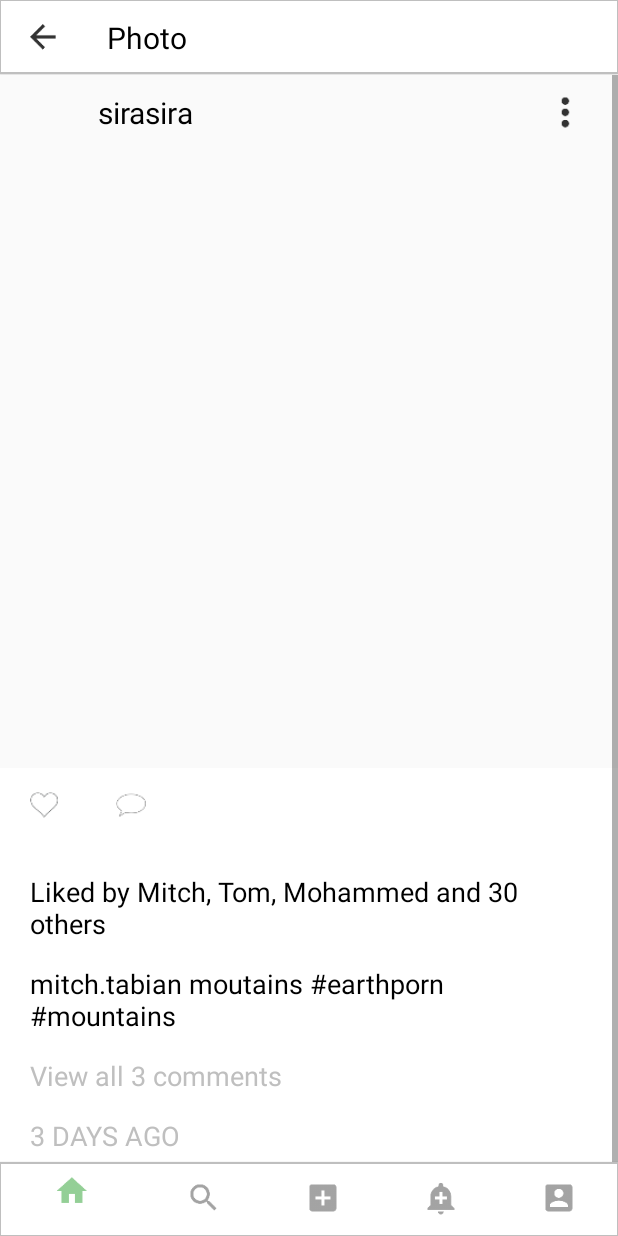
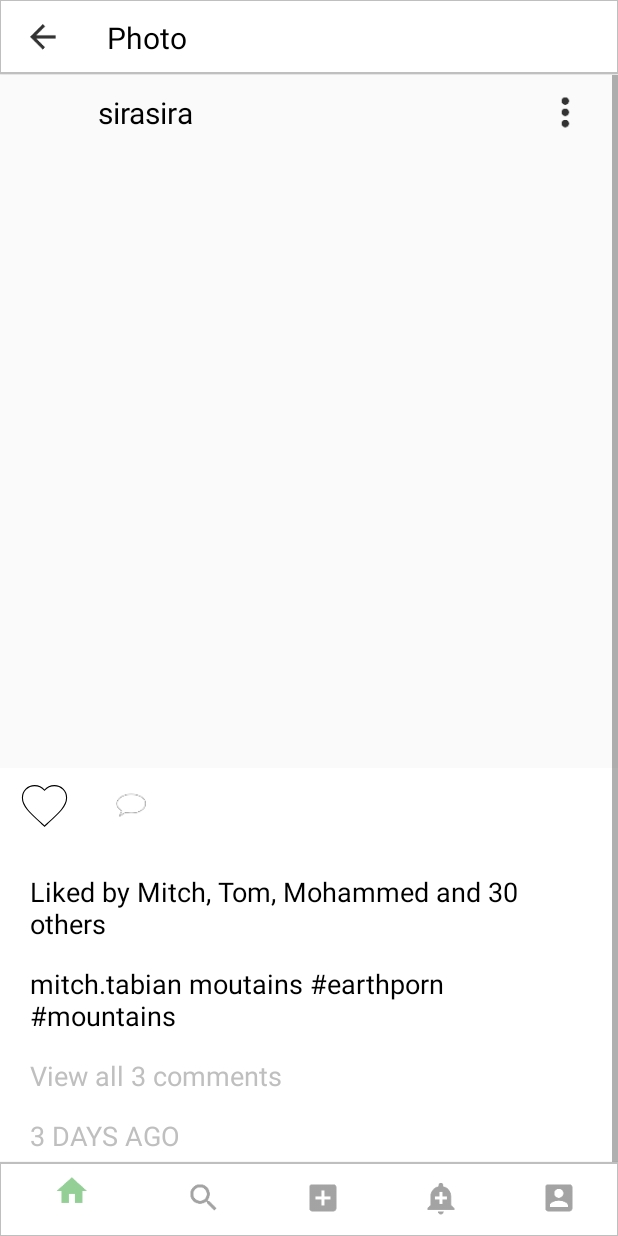
Before and after one commit to bobsira/SAWA, an Android app: the fragment ViewPostFragment placed in its activity, on a phone screen of 412 x 824 dp. Run offline under Robolectric (Android 15) with nearby library versions, the phone set to English and light mode, and no system bars; our stand-ins replace CircleImageView, Firebase (no records; nobody signed in at launch, a user with empty details on screens opened directly); libraries missing offline, so code that uses them is left out: com.nostra13.universalimageloader; 32 statements that could not run were skipped.

```diff
--- a/app/src/main/java/com/mtusawa/Profile/ViewPostFragment.java
+++ b/app/src/main/java/com/mtusawa/Profile/ViewPostFragment.java
@@ -28,6 +28,7 @@ import com.google.firebase.database.ValueEventListener;
 import com.mtusawa.Utils.BottomNavigationViewEx;
 import com.mtusawa.Utils.BottomNavigationViewHelper;
 import com.mtusawa.Utils.FirebaseMethods;
+import com.mtusawa.Utils.Heart;
 import com.mtusawa.Utils.SquareImageView;
 import com.mtusawa.Utils.UniversalImageLoader;
 import com.mtusawa.models.Photo;
@@ -75,6 +76,7 @@ public class ViewPostFragment extends Fragment {
     private String profilePhotoUrl = "";
     private UserAccountSettings mUserAccountSettings;
     private GestureDetector mGestureDetector;
+    private Heart mHeart;
 
     @Nullable
     @Override
@@ -91,6 +93,9 @@ public class ViewPostFragment extends Fragment {
         mHeartRed = (ImageView) view.findViewById(R.id.image_heart_red);
         mHeartWhite = (ImageView) view.findViewById(R.id.image_heart);
         mProfileImage = (ImageView) view.findViewById(R.id.profile_photo);
+        mHeartRed.setVisibility(View.GONE);
+        mHeartWhite.setVisibility(View.VISIBLE);
+        mHeart = new Heart(mHeartWhite, mHeartRed);
 
         mGestureDetector = new GestureDetector(getActivity(), new GestureListener());
         try{
@@ -116,12 +121,14 @@ public class ViewPostFragment extends Fragment {
         mHeartRed.setOnTouchListener(new View.OnTouchListener() {
             @Override
             public boolean onTouch(View v, MotionEvent event) {
+                Log.d(TAG, "onTouch: red heart touch detected.");
                 return mGestureDetector.onTouchEvent(event);
             }
         });
         mHeartWhite.setOnTouchListener(new View.OnTouchListener() {
             @Override
             public boolean onTouch(View v, MotionEvent event) {
+                Log.d(TAG, "onTouch: white heart touch detected.");
                 return mGestureDetector.onTouchEvent(event);
             }
         });
@@ -130,12 +137,14 @@ public class ViewPostFragment extends Fragment {
     public class GestureListener extends GestureDetector.SimpleOnGestureListener{
         @Override
         public boolean onDown(MotionEvent e) {
-            return super.onDown(e);
+            return true;
         }
 
         @Override
         public boolean onDoubleTap(MotionEvent e) {
-            return super.onDoubleTap(e);
+            Log.d(TAG, "onDoubleTap: double tap detected.");
+            mHeart.toggleLike();
+            return true;
         }
     }
 
--- /dev/null
+++ b/app/src/main/res/drawable-hdpi/ic_heart_white.xml
@@ -0,0 +1,14 @@
+<?xml version="1.0" encoding="utf-8"?>
+<layer-list xmlns:android="http://schemas.android.com/apk/res/android">
+    <item>
+        <shape
+            xmlns:android="http://schemas.android.com/apk/res/android"
+            android:shape="rectangle">
+            <solid android:color="#fff"/>
+            <size android:height="48dp"
+                android:width="48dp"/>
+        </shape>
+    </item>
+    <item android:drawable="@drawable/vector_heart_white"/>
+
+</layer-list>
--- /dev/null
+++ b/app/src/main/res/drawable-hdpi/vector_heart_white.xml
@@ -0,0 +1,14 @@
+<?xml version="1.0" encoding="utf-8"?>
+<vector xmlns:android="http://schemas.android.com/apk/res/android"
+    android:width="80dp"
+    android:height="80dp"
+    android:viewportHeight="24.0"
+    android:viewportWidth="24.0"
+    android:fillColor="#fff"
+    >
+    <path
+        android:strokeWidth="0.5"
+        android:strokeColor="@color/black"
+        android:fillColor="#fff"
+        android:pathData="M12,21.35l-1.45,-1.32C5.4,15.36 2,12.28 2,8.5 2,5.42 4.42,3 7.5,3c1.74,0 3.41,0.81 4.5,2.09C13.09,3.81 14.76,3 16.5,3 19.58,3 22,5.42 22,8.5c0,3.78 -3.4,6.86 -8.55,11.54L12,21.35z" />
+</vector>
--- a/app/src/main/res/layout/layout_view_post.xml
+++ b/app/src/main/res/layout/layout_view_post.xml
@@ -88,7 +88,7 @@
                         android:id="@+id/image_heart"
                         android:layout_centerInParent="true"
                         android:layout_marginLeft="20dp"
-                        android:src="@drawable/ic_heart_outline"
+                        android:src="@drawable/ic_heart_white"
                         android:visibility="visible"/>
 
                 </RelativeLayout>
```
Also changed, not shown: app/src/main/java/com/mtusawa/Utils/Heart.java (+45 -0 lines).
